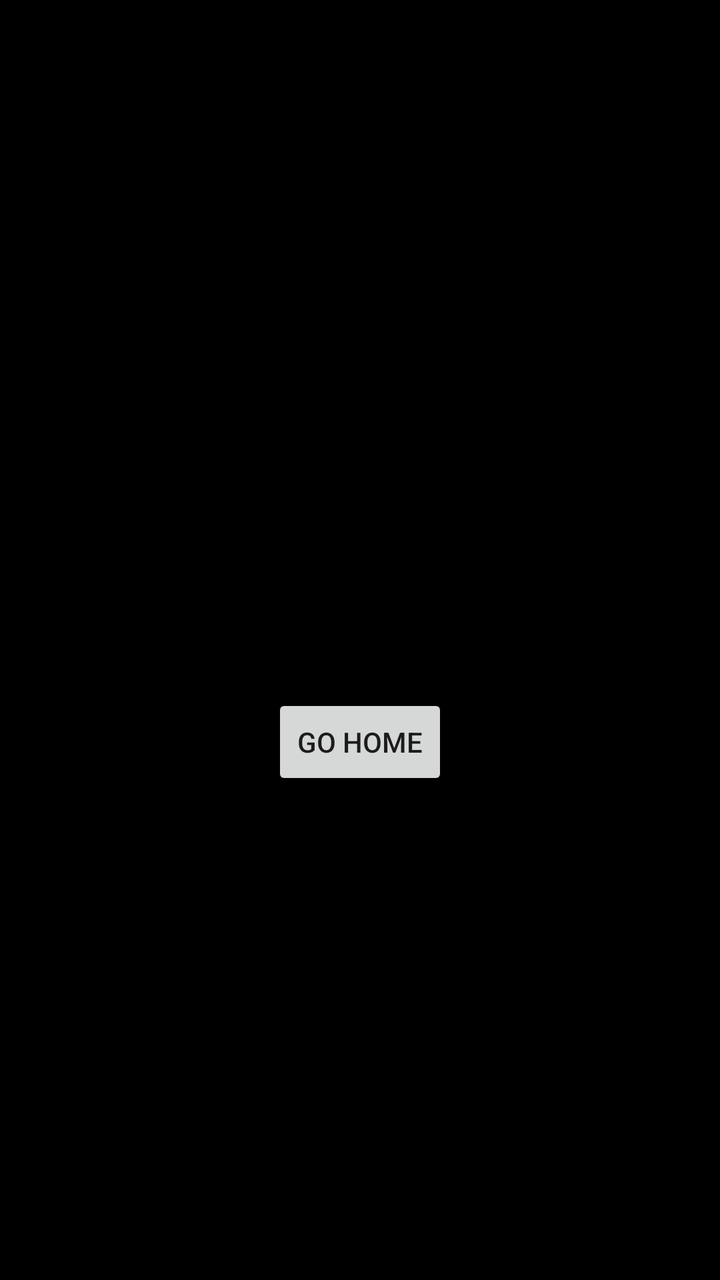
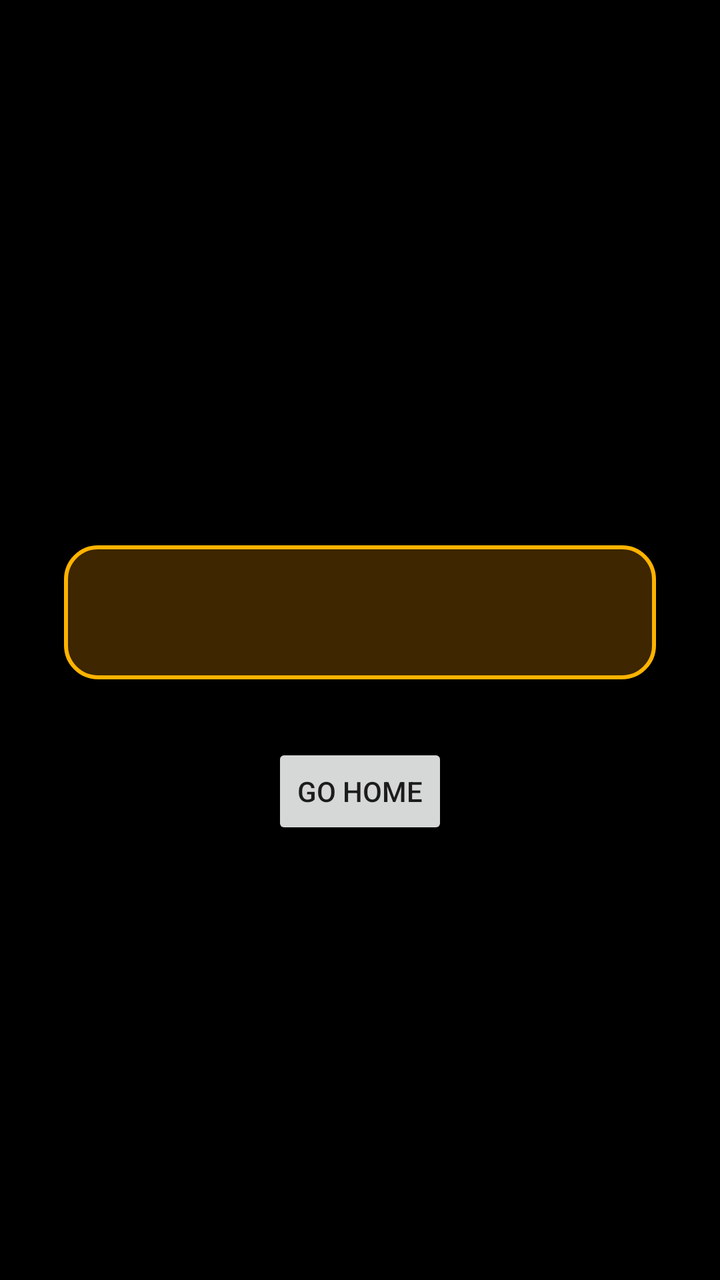

Compare the two renders of this Android layout. The source of the first and the diff that turns it into the second are given below.
<!-- AndroidManifest.xml: application theme AppTheme -->
<!-- res/layout/overlay_block.xml -->
<?xml version="1.0" encoding="utf-8"?>
<LinearLayout xmlns:android="http://schemas.android.com/apk/res/android"
    android:layout_width="match_parent"
    android:layout_height="match_parent"
    android:orientation="vertical"
    android:gravity="center"
    android:background="#000000"
    android:padding="32dp">

    <TextView
        android:id="@+id/overlay_title"
        android:layout_width="wrap_content"
        android:layout_height="wrap_content"
        android:textColor="#FFFFFF"
        android:textSize="24sp"
        android:textStyle="bold"
        android:gravity="center"
        android:layout_marginBottom="16dp" />

    <TextView
        android:id="@+id/overlay_message"
        android:layout_width="wrap_content"
        android:layout_height="wrap_content"
        android:textColor="#CCCCCC"
        android:textSize="16sp"
        android:gravity="center"
        android:layout_marginBottom="32dp" />

    <Button
        android:id="@+id/overlay_primary_button"
        android:layout_width="wrap_content"
        android:layout_height="wrap_content"
        android:text="Go home" />

    <Button
        android:id="@+id/overlay_secondary_button"
        android:layout_width="wrap_content"
        android:layout_height="wrap_content"
        android:layout_marginTop="12dp"
        android:text="Continue anyway"
        android:visibility="gone" />

</LinearLayout>
<!-- resources referenced by this layout -->
<resources>
  <style name="AppTheme" parent="Theme.AppCompat.DayNight.NoActionBar">
          
          <item name="android:editTextBackground">@drawable/rn_edit_text_material</item>
      </style>
  <!-- drawable rn_edit_text_material (drawable) -->
  <?xml version="1.0" encoding="utf-8"?>
  <inset xmlns:android="http://schemas.android.com/apk/res/android"
         android:insetLeft="@dimen/abc_edit_text_inset_horizontal_material"
         android:insetRight="@dimen/abc_edit_text_inset_horizontal_material"
         android:insetTop="@dimen/abc_edit_text_inset_top_material"
         android:insetBottom="@dimen/abc_edit_text_inset_bottom_material"
         >
  
      <selector>
          
          <item android:state_enabled="false" android:drawable="@drawable/abc_textfield_default_mtrl_alpha"/>
          <item android:drawable="@drawable/abc_textfield_activated_mtrl_alpha"/>
      </selector>
  
  </inset>
</resources>

<!-- the commit's change to res/layout/overlay_block.xml (unified diff, before → after) -->
@@ -15,16 +15,27 @@
         android:textSize="24sp"
         android:textStyle="bold"
         android:gravity="center"
-        android:layout_marginBottom="16dp" />
+        android:layout_marginBottom="20dp" />
 
-    <TextView
-        android:id="@+id/overlay_message"
-        android:layout_width="wrap_content"
+    <LinearLayout
+        android:layout_width="match_parent"
         android:layout_height="wrap_content"
-        android:textColor="#CCCCCC"
-        android:textSize="16sp"
-        android:gravity="center"
-        android:layout_marginBottom="32dp" />
+        android:orientation="vertical"
+        android:background="@drawable/overlay_message_bg"
+        android:padding="20dp"
+        android:layout_marginBottom="32dp">
+
+        <TextView
+            android:id="@+id/overlay_message"
+            android:layout_width="match_parent"
+            android:layout_height="wrap_content"
+            android:textColor="#FFFFFF"
+            android:textSize="20sp"
+            android:textStyle="bold"
+            android:gravity="center"
+            android:lineSpacingExtra="4dp" />
+
+    </LinearLayout>
 
     <Button
         android:id="@+id/overlay_primary_button"
<!-- resource entries referenced after the edit -->
@@ -1,5 +1,15 @@
 <!-- resources referenced by this layout -->
 <resources>
+  <!-- drawable overlay_message_bg (drawable) -->
+  <?xml version="1.0" encoding="utf-8"?>
+  <shape xmlns:android="http://schemas.android.com/apk/res/android"
+      android:shape="rectangle">
+      <solid android:color="#3D2600" />
+      <corners android:radius="16dp" />
+      <stroke
+          android:width="2dp"
+          android:color="#FFB300" />
+  </shape>
   <style name="AppTheme" parent="Theme.AppCompat.DayNight.NoActionBar">
           
           <item name="android:editTextBackground">@drawable/rn_edit_text_material</item>
